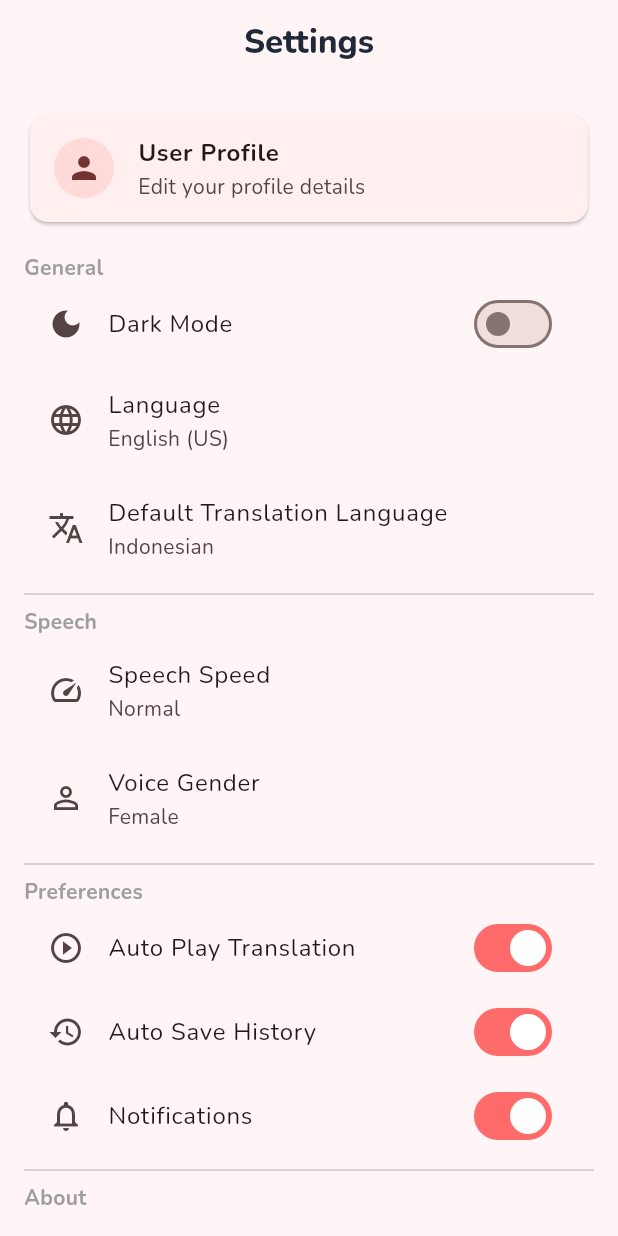
After one commit to MARELHONTONG2404/IWIP-TalkBridge, a Flutter app: the SettingsPage screen opened by its route, on a phone screen of 412 x 824 dp. The commit adds this screen. Run offline on Flutter 3.47's test engine with Material 3 defaults, Android fonts, the phone set to English and light mode, and no system bars; our stand-ins replace equatable, flutter_riverpod, flutter_tts, go_router, google_fonts, speech_to_text.

Commit message:
feat: add Favorite, Offline, and Settings pages

```diff
--- a/lib/app/router.dart
+++ b/lib/app/router.dart
@@ -5,6 +5,9 @@ import '../features/welcome/presentation/welcome_page.dart';
 import '../features/home/presentation/home_page.dart';
 import '../features/conversation/presentation/pages/conversation_page.dart';
 import '../features/history/presentation/pages/history_page.dart';
+import '../features/settings/presentation/settings_page.dart';
+import '../features/offline/presentation/offline_page.dart';
+import '../features/favorite/presentation/pages/favorite_page.dart';
 import '../shared/widgets/placeholder_page.dart';
 
 final GoRouter appRouter = GoRouter(
@@ -33,15 +36,15 @@ final GoRouter appRouter = GoRouter(
     ),
     GoRoute(
       path: '/favorite',
-      builder: (context, state) => const PlaceholderPage(title: 'Favorite'),
+      builder: (context, state) => const FavoritePage(),
     ),
     GoRoute(
       path: '/offline',
-      builder: (context, state) => const PlaceholderPage(title: 'Offline'),
+      builder: (context, state) => const OfflinePage(),
     ),
     GoRoute(
       path: '/settings',
-      builder: (context, state) => const PlaceholderPage(title: 'Settings'),
+      builder: (context, state) => const SettingsPage(),
     ),
   ],
 );
--- /dev/null
+++ b/lib/features/settings/presentation/settings_page.dart
@@ -0,0 +1,112 @@
+import 'package:flutter/material.dart';
+
+class SettingsPage extends StatelessWidget {
+  const SettingsPage({super.key});
+
+  @override
+  Widget build(BuildContext context) {
+    return Scaffold(
+      appBar: AppBar(title: const Text('Settings')),
+      body: ListView(
+        padding: const EdgeInsets.all(16),
+        children: [
+          // Profile
+          const Card(
+            child: ListTile(
+              leading: CircleAvatar(child: Icon(Icons.person)),
+              title: Text('User Profile', style: TextStyle(fontWeight: FontWeight.bold)),
+              subtitle: Text('Edit your profile details'),
+            ),
+          ),
+          const SizedBox(height: 16),
+
+          // General Settings
+          const Text('General', style: TextStyle(fontWeight: FontWeight.bold, color: Colors.grey)),
+          SwitchListTile(
+            title: const Text('Dark Mode'),
+            secondary: const Icon(Icons.dark_mode),
+            value: false,
+            onChanged: (val) {},
+          ),
+          ListTile(
+            title: const Text('Language'),
+            subtitle: const Text('English (US)'),
+            leading: const Icon(Icons.language),
+            onTap: () {},
+          ),
+          ListTile(
+            title: const Text('Default Translation Language'),
+            subtitle: const Text('Indonesian'),
+            leading: const Icon(Icons.translate),
+            onTap: () {},
+          ),
+          const Divider(),
+
+          // Speech Settings
+          const Text('Speech', style: TextStyle(fontWeight: FontWeight.bold, color: Colors.grey)),
+          ListTile(
+            title: const Text('Speech Speed'),
+            subtitle: const Text('Normal'),
+            leading: const Icon(Icons.speed),
+            onTap: () {},
+          ),
+          ListTile(
+            title: const Text('Voice Gender'),
+            subtitle: const Text('Female'),
+            leading: const Icon(Icons.person_outline),
+            onTap: () {},
+          ),
+          const Divider(),
+
+          // Preferences
+          const Text('Preferences', style: TextStyle(fontWeight: FontWeight.bold, color: Colors.grey)),
+          SwitchListTile(
+            title: const Text('Auto Play Translation'),
+            secondary: const Icon(Icons.play_circle_outline),
+            value: true,
+            onChanged: (val) {},
+          ),
+          SwitchListTile(
+            title: const Text('Auto Save History'),
+            secondary: const Icon(Icons.history),
+            value: true,
+            onChanged: (val) {},
+          ),
+          SwitchListTile(
+            title: const Text('Notifications'),
+            secondary: const Icon(Icons.notifications_none),
+            value: true,
+            onChanged: (val) {},
+          ),
+          const Divider(),
+
+          // About
+          const Text('About', style: TextStyle(fontWeight: FontWeight.bold, color: Colors.grey)),
+          ListTile(
+            title: const Text('About IWIP TalkBridge'),
+            leading: const Icon(Icons.info_outline),
+            onTap: () {},
+          ),
+          const ListTile(
+            title: Text('Version'),
+            subtitle: Text('1.0.0+1'),
+            leading: Icon(Icons.numbers),
+          ),
+          ListTile(
+            title: const Text('Privacy Policy'),
+            leading: const Icon(Icons.privacy_tip_outlined),
+            onTap: () {},
+          ),
+          const Divider(),
+
+          // Logout
+          ListTile(
+            title: const Text('Logout', style: TextStyle(color: Colors.red)),
+            leading: const Icon(Icons.logout, color: Colors.red),
+            onTap: () {},
+          ),
+        ],
+      ),
+    );
+  }
+}
```
Also changed, not shown: lib/features/favorite/presentation/pages/favorite_page.dart (added, +83 -0 lines), lib/features/offline/presentation/offline_page.dart (added, +94 -0 lines).
